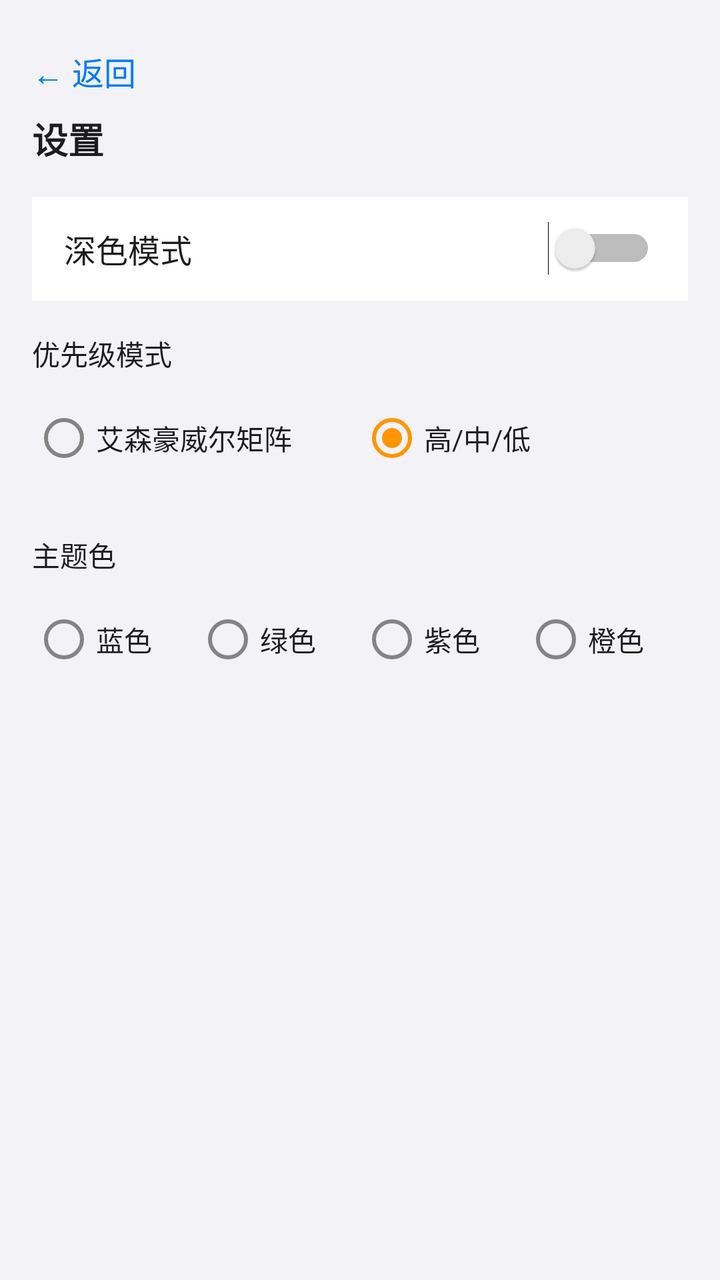
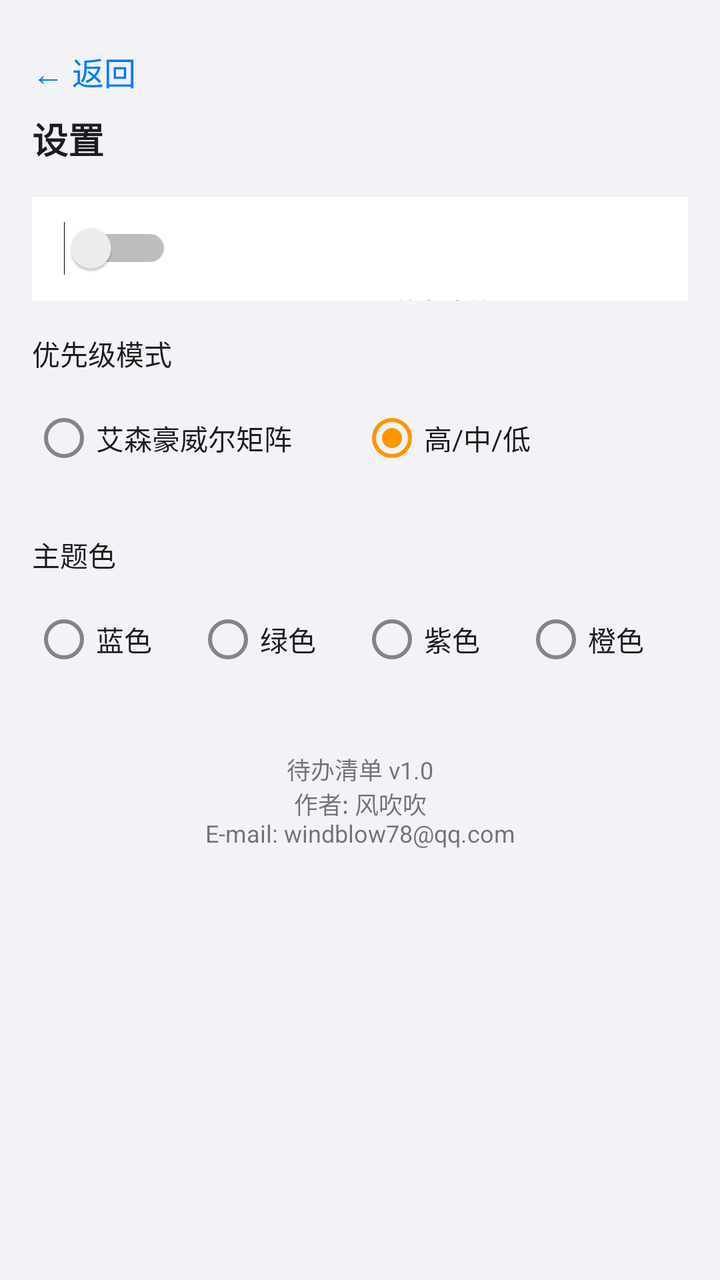

Screens rendered from an Android XML layout before and after an edit, with the pre-edit source and the edit as a unified diff.
<!-- AndroidManifest.xml: application theme Theme.TodoApp -->
<!-- res/layout/activity_settings.xml -->
<?xml version="1.0" encoding="utf-8"?>
<LinearLayout xmlns:android="http://schemas.android.com/apk/res/android"
    android:layout_width="match_parent" android:layout_height="match_parent"
    android:background="?attr/colorBackground"
    android:orientation="vertical" android:padding="16dp">

    <TextView android:id="@+id/backButton"
        android:layout_width="wrap_content" android:layout_height="40dp"
        android:gravity="center_vertical"
        android:text="← 返回" android:textColor="@color/colorPrimary"
        android:textSize="16sp" />

    <TextView android:layout_width="wrap_content" android:layout_height="wrap_content"
        android:text="设置" android:textColor="?attr/colorOnSurface"
        android:textSize="18sp" android:textStyle="bold" />

    <LinearLayout
        android:layout_width="match_parent" android:layout_height="52dp"
        android:layout_marginTop="16dp"
        android:gravity="center_vertical" android:orientation="horizontal"
        android:background="?attr/colorSurface"
        android:paddingHorizontal="16dp">
        <TextView android:layout_width="0dp" android:layout_height="wrap_content"
            android:layout_weight="1" android:text="深色模式"
            android:textColor="?attr/colorOnSurface" android:textSize="16sp" />
        <Switch android:id="@+id/darkModeSwitch"
            android:layout_width="wrap_content" android:layout_height="wrap_content" />
    </LinearLayout>

    
    <TextView android:layout_width="wrap_content" android:layout_height="wrap_content"
        android:layout_marginTop="16dp" android:text="优先级模式"
        android:textColor="?attr/colorOnSurface" android:textSize="14sp" />

    <RadioGroup android:id="@+id/priorityModeGroup"
        android:layout_width="match_parent" android:layout_height="wrap_content"
        android:layout_marginTop="8dp" android:orientation="horizontal">
        <RadioButton android:id="@+id/radioPriorityEisenhower" android:layout_width="0dp"
            android:layout_height="wrap_content" android:layout_weight="1"
            android:text="艾森豪威尔矩阵" android:textColor="?attr/colorOnSurface" />
        <RadioButton android:id="@+id/radioPrioritySimple" android:layout_width="0dp"
            android:layout_height="wrap_content" android:layout_weight="1"
            android:text="高/中/低" android:textColor="?attr/colorOnSurface" android:checked="true" />
    </RadioGroup>

    <TextView android:layout_width="wrap_content" android:layout_height="wrap_content"
        android:layout_marginTop="24dp" android:text="主题色"
        android:textColor="?attr/colorOnSurface" android:textSize="14sp" />

    <RadioGroup android:id="@+id/themeGroup"
        android:layout_width="match_parent" android:layout_height="wrap_content"
        android:layout_marginTop="8dp" android:orientation="horizontal">
        <RadioButton android:id="@+id/radioBlue" android:layout_width="0dp"
            android:layout_height="wrap_content" android:layout_weight="1"
            android:text="蓝色" android:textColor="?attr/colorOnSurface" />
        <RadioButton android:id="@+id/radioGreen" android:layout_width="0dp"
            android:layout_height="wrap_content" android:layout_weight="1"
            android:text="绿色" android:textColor="?attr/colorOnSurface" />
        <RadioButton android:id="@+id/radioPurple" android:layout_width="0dp"
            android:layout_height="wrap_content" android:layout_weight="1"
            android:text="紫色" android:textColor="?attr/colorOnSurface" />
        <RadioButton android:id="@+id/radioOrange" android:layout_width="0dp"
            android:layout_height="wrap_content" android:layout_weight="1"
            android:text="橙色" android:textColor="?attr/colorOnSurface" />
    </RadioGroup>

</LinearLayout>
<!-- resources referenced by this layout -->
<resources>
  <color name="colorPrimary">#007AFF</color>
  <style name="Theme.TodoApp" parent="Theme.MaterialComponents.Light.NoActionBar">
          <item name="colorPrimary">@color/colorPrimary</item>
          <item name="colorPrimaryVariant">@color/colorPrimaryDark</item>
          <item name="colorOnPrimary">@android:color/white</item>
          <item name="colorSecondary">@color/colorAccent</item>
          <item name="colorBackground">#F2F2F7</item>
          <item name="colorSurface">@android:color/white</item>
          <item name="colorOnSurface">#1C1C1E</item>
          <item name="android:statusBarColor">@android:color/white</item>
          <item name="android:navigationBarColor">@android:color/white</item>
          <item name="android:windowLightStatusBar">true</item>
      </style>
  <color name="colorPrimaryDark">#0066D6</color>
  <color name="colorAccent">#FF9500</color>
</resources>

<!-- the commit's change to res/layout/activity_settings.xml (unified diff, before → after) -->
@@ -25,7 +25,15 @@
             android:textColor="?attr/colorOnSurface" android:textSize="16sp" />
         <Switch android:id="@+id/darkModeSwitch"
             android:layout_width="wrap_content" android:layout_height="wrap_content" />
-    </LinearLayout>
+    
+    <TextView android:layout_width="match_parent" android:layout_height="wrap_content"
+        android:layout_marginTop="32dp" android:gravity="center"
+        android:text="待办清单 v1.0\n作者: 风吹吹\nE-mail: windblow78@qq.com"
+        android:textColor="?attr/colorOnSurface"
+        android:textSize="12sp"
+        android:alpha="0.6" />
+
+</LinearLayout>
 
     
     <TextView android:layout_width="wrap_content" android:layout_height="wrap_content"
@@ -64,4 +72,12 @@
             android:text="橙色" android:textColor="?attr/colorOnSurface" />
     </RadioGroup>
 
+
+    <TextView android:layout_width="match_parent" android:layout_height="wrap_content"
+        android:layout_marginTop="32dp" android:gravity="center"
+        android:text="待办清单 v1.0\n作者: 风吹吹\nE-mail: windblow78@qq.com"
+        android:textColor="?attr/colorOnSurface"
+        android:textSize="12sp"
+        android:alpha="0.6" />
+
 </LinearLayout>
